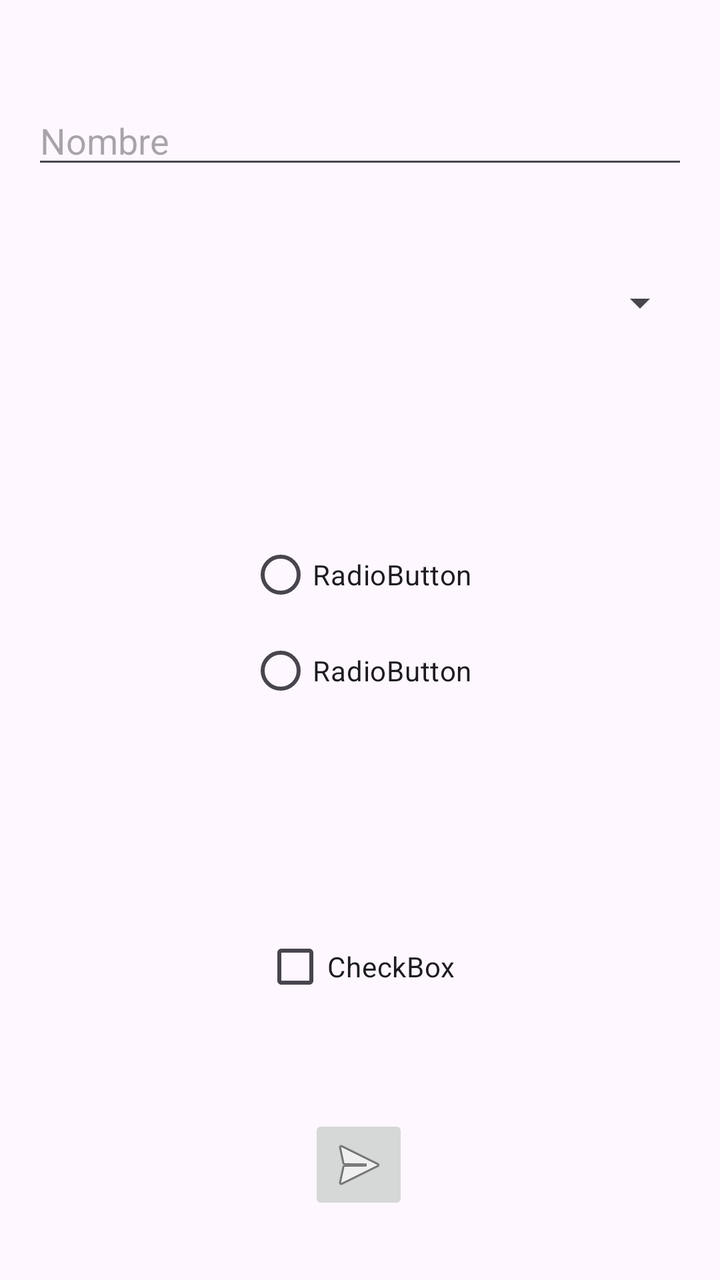
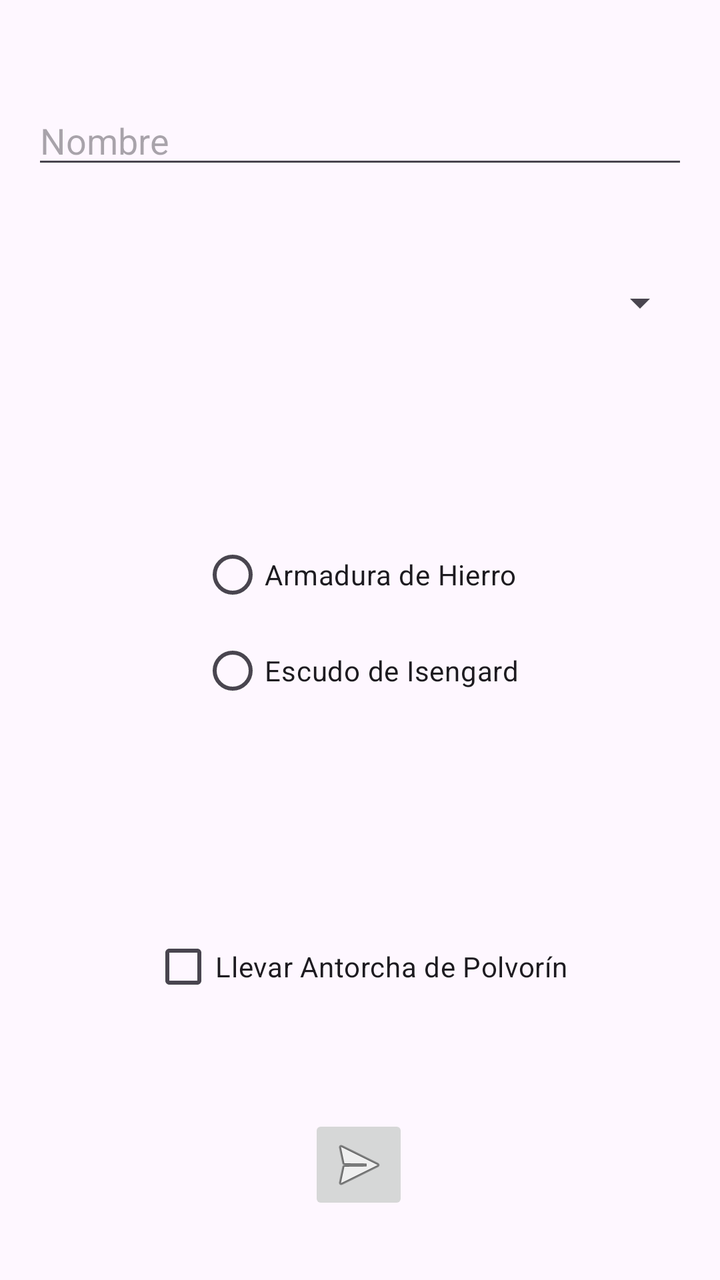

An Android layout rendered at two revisions. The XML below is the earlier revision; the diff shows what the commit changed to produce the second picture.
<!-- AndroidManifest.xml: application theme Theme.Fruegas -->
<!-- res/layout/activity_main.xml -->
<?xml version="1.0" encoding="utf-8"?>
<androidx.constraintlayout.widget.ConstraintLayout
    xmlns:android="http://schemas.android.com/apk/res/android"
    xmlns:app="http://schemas.android.com/apk/res-auto"
    xmlns:tools="http://schemas.android.com/tools"
    android:id="@+id/main"
    android:layout_width="match_parent"
    android:layout_height="match_parent"
    android:padding="16dp"
    tools:context=".MainActivity">

    <EditText
        android:id="@+id/editTextText"
        android:layout_width="0dp"
        android:layout_height="wrap_content"
        android:hint="Nombre"
        android:inputType="text"
        android:ems="10"
        app:layout_constraintTop_toTopOf="parent"
        app:layout_constraintStart_toStartOf="parent"
        app:layout_constraintEnd_toEndOf="parent"
        android:layout_marginTop="32dp" />

    <Spinner
        android:id="@+id/spinner"
        android:layout_width="0dp"
        android:layout_height="wrap_content"
        app:layout_constraintTop_toBottomOf="@id/editTextText"
        app:layout_constraintStart_toStartOf="parent"
        app:layout_constraintEnd_toEndOf="parent"
        android:layout_marginTop="50dp" />

    <CheckBox
        android:id="@+id/checkBox"
        android:layout_width="wrap_content"
        android:layout_height="wrap_content"
        android:layout_marginTop="100dp"
        android:text="CheckBox"
        app:layout_constraintEnd_toEndOf="parent"
        app:layout_constraintHorizontal_bias="0.498"
        app:layout_constraintStart_toStartOf="parent"
        app:layout_constraintTop_toBottomOf="@id/radioGroup" />

    <RadioGroup
        android:id="@+id/radioGroup"
        android:layout_width="wrap_content"
        android:layout_height="wrap_content"
        android:orientation="vertical"
        app:layout_constraintTop_toBottomOf="@id/spinner"
        app:layout_constraintStart_toStartOf="parent"
        app:layout_constraintEnd_toEndOf="parent"
        android:layout_marginTop="100dp">

        <RadioButton
            android:id="@+id/radioButton"
            android:layout_width="wrap_content"
            android:layout_height="wrap_content"
            android:text="RadioButton" />

        <RadioButton
            android:id="@+id/radioButton2"
            android:layout_width="wrap_content"
            android:layout_height="wrap_content"
            android:text="RadioButton" />

    </RadioGroup>

    <ImageButton
        android:id="@+id/imageButton"
        android:layout_width="50dp"
        android:layout_height="50dp"
        android:layout_marginTop="50dp"
        android:contentDescription="Enviar"
        app:layout_constraintEnd_toEndOf="parent"
        app:layout_constraintHorizontal_bias="0.498"
        app:layout_constraintStart_toStartOf="parent"
        app:layout_constraintTop_toBottomOf="@id/checkBox"
        app:srcCompat="@android:drawable/ic_menu_send" />

</androidx.constraintlayout.widget.ConstraintLayout>
<!-- resources referenced by this layout -->
<resources>
  <style name="Theme.Fruegas" parent="Base.Theme.Fruegas" />
  <style name="Base.Theme.Fruegas" parent="Theme.Material3.DayNight.NoActionBar">
          
          
      </style>
</resources>

<!-- the commit's change to res/layout/activity_main.xml (unified diff, before → after) -->
@@ -35,7 +35,7 @@
         android:layout_width="wrap_content"
         android:layout_height="wrap_content"
         android:layout_marginTop="100dp"
-        android:text="CheckBox"
+        android:text="Llevar Antorcha de Polvorín"
         app:layout_constraintEnd_toEndOf="parent"
         app:layout_constraintHorizontal_bias="0.498"
         app:layout_constraintStart_toStartOf="parent"
@@ -55,13 +55,13 @@
             android:id="@+id/radioButton"
             android:layout_width="wrap_content"
             android:layout_height="wrap_content"
-            android:text="RadioButton" />
+            android:text="Armadura de Hierro" />
 
         <RadioButton
             android:id="@+id/radioButton2"
             android:layout_width="wrap_content"
             android:layout_height="wrap_content"
-            android:text="RadioButton" />
+            android:text="Escudo de Isengard" />
 
     </RadioGroup>
 
